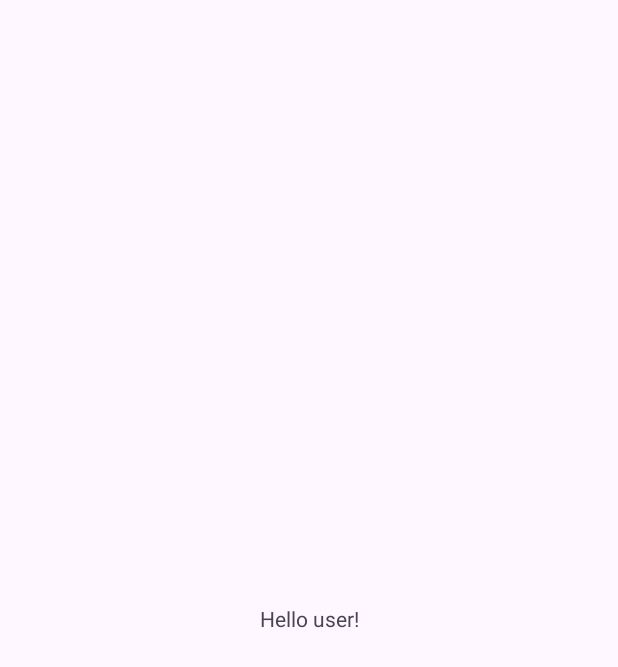
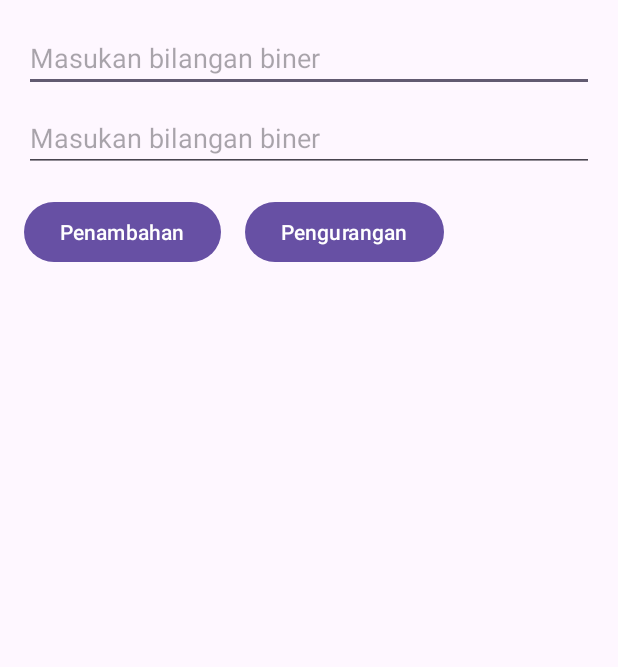
Before and after one commit to franzydx/android-simple-binary-operation, an Android app: the screen it shows after launch (MainActivity), on a phone screen of 412 x 824 dp. Before the commit the part shown is almost empty. Shown: the top 667 px of the screen. Run offline under Robolectric (Android 15) with nearby library versions, the phone set to English and light mode, and no system bars.

Commit message:
Update (#2)
* Update: Layout

* Update backend

* Clean code

* Remove binding features

* Cleaning

Merapihkan format kode.

```diff
--- a/app/build.gradle.kts
+++ b/app/build.gradle.kts
@@ -1,4 +1,3 @@
-
 plugins {
     id("com.android.application")
     id("kotlin-android")
@@ -33,8 +32,7 @@ android {
     }
 
     buildFeatures {
-        viewBinding = true
-
+        viewBinding = false
     }
 
 }
@@ -44,8 +42,6 @@ tasks.withType<org.jetbrains.kotlin.gradle.tasks.KotlinCompile>().configureEach
 }
 
 dependencies {
-
-
     implementation("androidx.appcompat:appcompat:1.6.1")
     implementation("androidx.constraintlayout:constraintlayout:2.1.4")
     implementation("com.google.android.material:material:1.9.0")
--- a/app/src/main/java/com/bangdpz/binercount/MainActivity.kt
+++ b/app/src/main/java/com/bangdpz/binercount/MainActivity.kt
@@ -1,29 +1,87 @@
-
 package com.bangdpz.binercount
 
+import android.os.Bundle
+import android.widget.Button
+import android.widget.EditText
+import android.widget.TextView
+import android.widget.Toast
 import androidx.appcompat.app.AppCompatActivity
-import android.os.Bundle
-import com.bangdpz.binercount.databinding.ActivityMainBinding
 
 public class MainActivity : AppCompatActivity() {
 
-    private var _binding: ActivityMainBinding? = null
-
-    private val binding: ActivityMainBinding
-      get() = checkNotNull(_binding) { "Activity has been destroyed" }
+    private lateinit var binaryInput1: EditText
+    private lateinit var binaryInput2: EditText
+    private lateinit var xaddButton: Button
+    private lateinit var xsubButton: Button
+    private lateinit var resultTextView: TextView
 
     override fun onCreate(savedInstanceState: Bundle?) {
         super.onCreate(savedInstanceState)
 
-        // Inflate and get instance of binding
-        _binding = ActivityMainBinding.inflate(layoutInflater)
+        setContentView(R.layout.activity_main)
 
-        // set content view to binding's root
-        setContentView(binding.root)
+        binaryInput1 = findViewById(R.id.binInput1)
+        binaryInput2 = findViewById(R.id.binInput2)
+        xaddButton = findViewById(R.id.addButton)
+        xsubButton = findViewById(R.id.subButton)
+        resultTextView = findViewById(R.id.resultView)
+
+      xaddButton.setOnClickListener() {
+
+        val binary_1 = binaryInput1.text.toString()
+        val binary_2 = binaryInput2.text.toString()
+
+        if (checkBinary(binary_1) && checkBinary(binary_2)) {
+
+            val sum = doPenambahan(binary_1, binary_2)
+            resultTextView.text = "Hasil akhirnya adalah $sum"
+
+        } else {
+
+            Toast.makeText(this, "Input tidak valid!", Toast.LENGTH_SHORT).show()
+
+        }
+
+      }
+
+     xsubButton.setOnClickListener() {
+
+        val binary_1 = binaryInput1.text.toString()
+        val binary_2 = binaryInput2.text.toString()
+
+        if (checkBinary(binary_1) && checkBinary(binary_2)) {
+
+            val sum = doPengurangan(binary_1, binary_2)
+            resultTextView.text = "Hasil akhirnya adalah $sum"
+
+        } else {
+
+            Toast.makeText(this, "Input tidak valid!", Toast.LENGTH_SHORT).show()
+        }
+
+      }
+
     }
 
-    override fun onDestroy() {
-        super.onDestroy()
-        _binding = null
+    private fun checkBinary(bin: String): Boolean {
+
+        return bin.all { it == '0' || it == '1'}
+
+    }
+
+    private fun doPenambahan(bin1: String, bin2: String): String {
+
+        val hasil = Integer.parseInt(bin1, 2) + Integer.parseInt(bin2, 2)
+        return Integer.toBinaryString(hasil)
+
+    }
+
+    private fun doPengurangan(bin1: String, bin2: String): String {
+
+        val bit1 = Integer.parseInt(bin1, 2)
+        val bit2 = Integer.parseInt(bin2, 2)
+        val hasil = bit1 - bit2
+
+        return Integer.toBinaryString(hasil)
     }
 }
--- a/app/src/main/res/layout/activity_main.xml
+++ b/app/src/main/res/layout/activity_main.xml
@@ -1,16 +1,49 @@
 <?xml version="1.0" encoding="utf-8"?>
-<androidx.constraintlayout.widget.ConstraintLayout xmlns:android="http://schemas.android.com/apk/res/android"
-  xmlns:app="http://schemas.android.com/apk/res-auto"
-  android:layout_width="match_parent"
-  android:layout_height="match_parent">
+<RelativeLayout xmlns:android="http://schemas.android.com/apk/res/android"
+    android:layout_height="match_parent"
+    android:layout_width="match_parent"
+    android:padding="16dp">
 
-  <TextView
-    android:layout_width="wrap_content"
-    android:layout_height="wrap_content"
-    android:text="Hello user!"
-    app:layout_constraintBottom_toBottomOf="parent"
-    app:layout_constraintEnd_toEndOf="parent"
-    app:layout_constraintStart_toStartOf="parent"
-    app:layout_constraintTop_toTopOf="parent" />
+    <EditText
+        android:layout_height="wrap_content"
+        android:layout_width="match_parent"
+        android:hint="Masukan bilangan biner"
+        android:inputType="text"
+        android:id="@+id/binInput1"/>
 
-</androidx.constraintlayout.widget.ConstraintLayout>
+    <EditText
+        android:layout_height="wrap_content"
+        android:layout_width="match_parent"
+        android:hint="Masukan bilangan biner"
+        android:inputType="text"
+        android:id="@+id/binInput2"
+        android:layout_below="@id/binInput1"
+        android:layout_marginTop="8dp"/>
+
+    <Button
+        android:id="@+id/addButton"
+        android:layout_height="wrap_content"
+        android:layout_width="wrap_content"
+        android:text="Penambahan"
+        android:layout_below="@id/binInput2"
+        android:layout_marginTop="16dp"/>
+
+   <Button
+        android:id="@+id/subButton"
+        android:layout_height="wrap_content"
+        android:layout_width="wrap_content"
+        android:text="Pengurangan"
+        android:layout_toRightOf="@id/addButton"
+        android:layout_marginStart="16dp"
+        android:layout_below="@id/binInput2"
+        android:layout_marginTop="16dp"/>
+
+    <TextView
+        android:id="@+id/resultView"
+        android:layout_height="wrap_content"
+        android:layout_width="match_parent"
+        android:layout_below="@id/addButton"
+        android:layout_marginTop="16dp"
+        android:textSize="18sp"/>
+
+</RelativeLayout>
```
